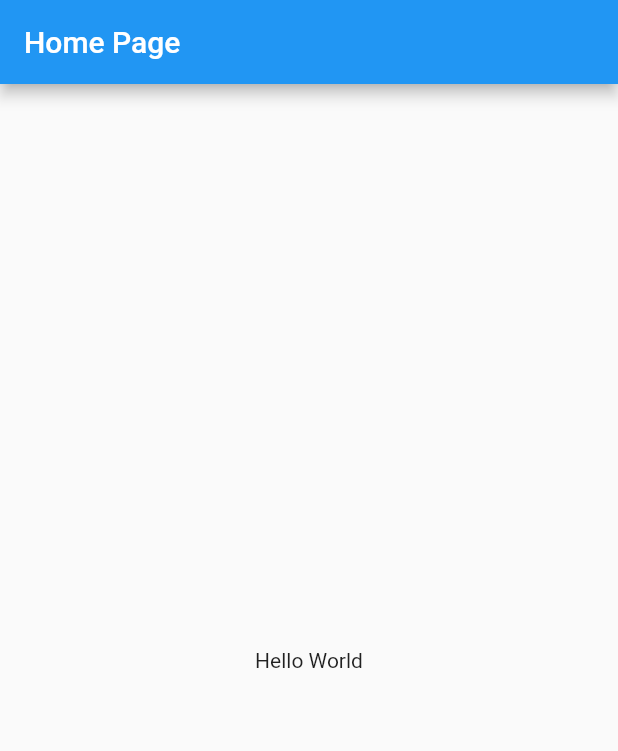
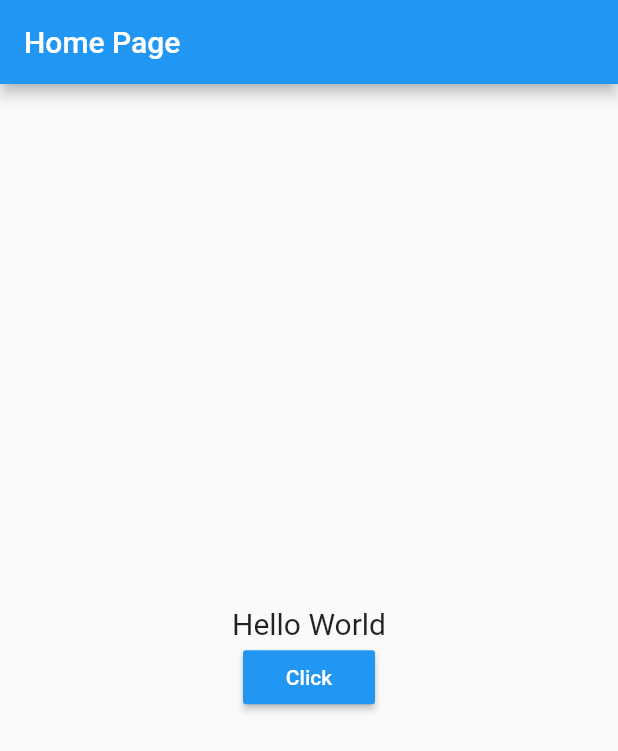
Before and after one commit to CodeXonic/Understanding-Flutter, a Flutter app: the screen it shows after launch, on a phone screen of 412 x 824 dp. Shown: the top 751 px of the screen. Run offline on Flutter 3.47's test engine with Material 2 defaults, Android fonts, the phone set to English and light mode, and no system bars.

Commit message:
Commit-1
Added Button and by clicking on that text changes

```diff
--- a/lib/main.dart
+++ b/lib/main.dart
@@ -22,12 +22,42 @@ class HomePage extends StatefulWidget{
 }
 
 class _MyAppState extends State<HomePage>{
+
+String myText = "Hello World";
+void _changeText(){
+  setState(() {
+    if(myText.startsWith("H")){
+      myText = "Welcome to app";
+    }else{
+      myText = "Hello World";
+    }
+  });
+}
+
+Widget _bodyWidget(){
+return new Container(
+  padding: const EdgeInsets.all(8.0),
+  child: new Center(
+    child: new Column(
+      mainAxisAlignment: MainAxisAlignment.center,
+      children: <Widget>[
+      new Text(myText, style: new TextStyle(fontSize: 20.0),),
+      new RaisedButton(child: new Text("Click",style: new TextStyle(color: Colors.white),),
+      onPressed: _changeText,
+      color: Colors.blue,
+      )
+    ],),
+  ),
+);
+
+}
+
   @override
   Widget build(BuildContext context) {
     return new Scaffold(
       appBar: new AppBar(title: new Text("Home Page"),
       ),
-      body: new Center(child: new Text("Hello World"),),
+      body: _bodyWidget()
     );
   }
 
```
